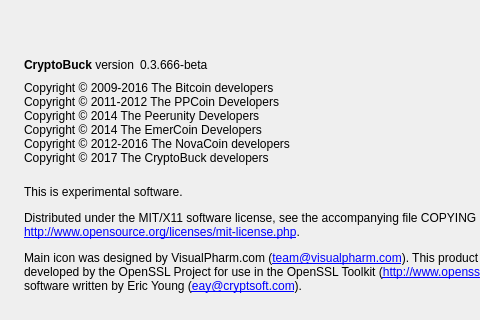
First picture: the form in src/qt/forms/aboutdialog.ui, repository scificrypto/CryptoBuck2, before the edit; both pictures show x 0 to 480 and y 0 to 320 of the 640 by 416 pixel window.
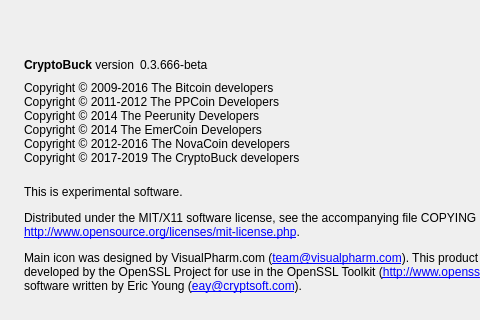
Second picture: the form after the edit. Icons and pictures are not drawn.

Commit message: Update Copyright year

```diff
--- a/src/qt/forms/aboutdialog.ui
+++ b/src/qt/forms/aboutdialog.ui
@@ -99,7 +99,7 @@
 Copyright © 2014 The Peerunity Developers
 Copyright © 2014 The EmerCoin Developers
 Copyright © 2012-2016 The NovaCoin developers
-Copyright © 2017 The CryptoBuck developers</string>
+Copyright © 2017-2019 The CryptoBuck developers</string>
        </property>
        <property name="textInteractionFlags">
         <set>Qt::LinksAccessibleByMouse|Qt::TextSelectableByKeyboard|Qt::TextSelectableByMouse</set>
```
The commit also changes 5 other files.
